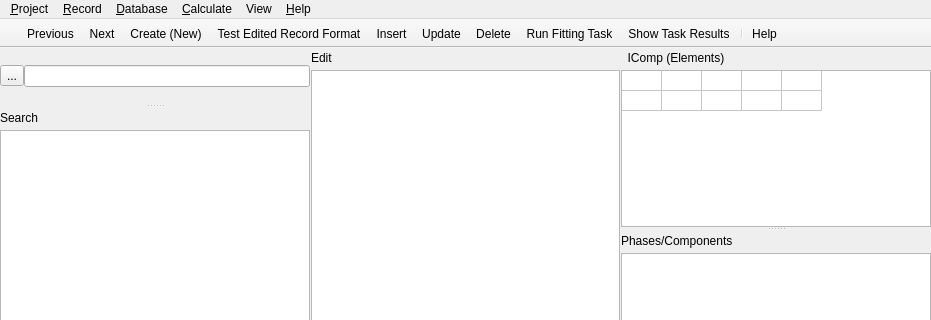
First picture: the form in gfshell2/dialogs/FITMainWindow.ui, repository gemshub/gemsfits, before the edit; both pictures show x 0 to 931 and y 0 to 320 of the 931 by 670 pixel window.
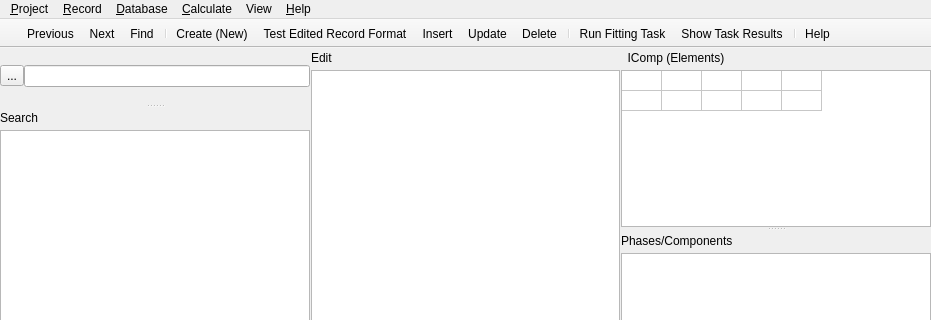
Second picture: the form after the edit. Icons and pictures are not drawn.

Commit message: Added Fit View Mode, changed icon for Fit Task Mode.

```diff
--- a/gfshell2/dialogs/FITMainWindow.ui
+++ b/gfshell2/dialogs/FITMainWindow.ui
@@ -509,11 +509,14 @@
    </attribute>
    <addaction name="actionPrevious"/>
    <addaction name="actionNext"/>
+   <addaction name="action_Find"/>
+   <addaction name="separator"/>
    <addaction name="actionCreate_New"/>
    <addaction name="actionUpdate_Test"/>
    <addaction name="action_Insert"/>
    <addaction name="action_Update"/>
    <addaction name="actionDelete"/>
+   <addaction name="separator"/>
    <addaction name="action_Run_test"/>
    <addaction name="action_Show_Results"/>
    <addaction name="separator"/>
```
Left out of the diff: 19 changed lines with no effect on the pictures. The commit also changes 2 other files.
